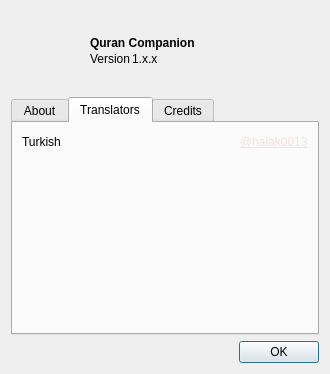
Before: the Qt Designer form src/widgets/aboutdialog.ui in 0xzer0x/quran-companion, drawn with Qt 5.
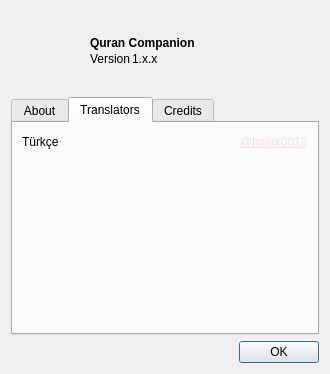
After: the same form once the commit is applied. The open tabs and pages were chosen to show the change. Icons and pictures are not drawn.

Commit message: language name update

```diff
--- a/src/widgets/aboutdialog.ui
+++ b/src/widgets/aboutdialog.ui
@@ -224,7 +224,7 @@
          <item>
           <widget class="QLabel" name="label_8">
            <property name="text">
-            <string notr="true">Turkish</string>
+            <string notr="true">Türkçe</string>
            </property>
           </widget>
          </item>
```
Left out of the diff: 2 changed lines with no effect on the pictures.
